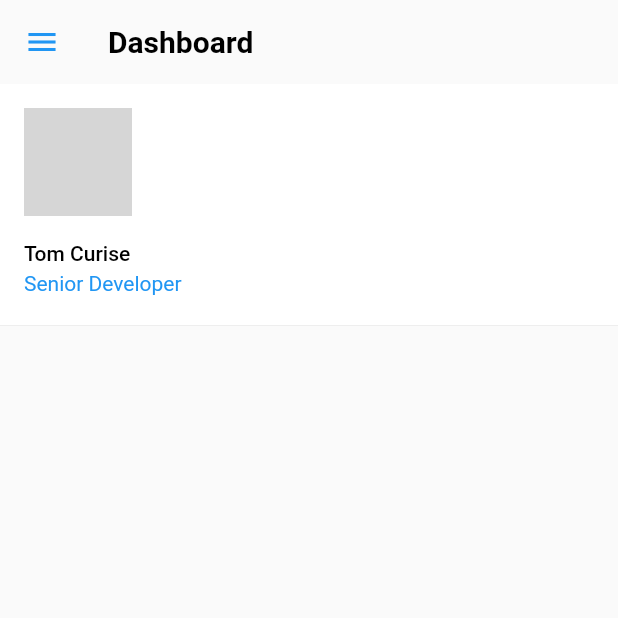
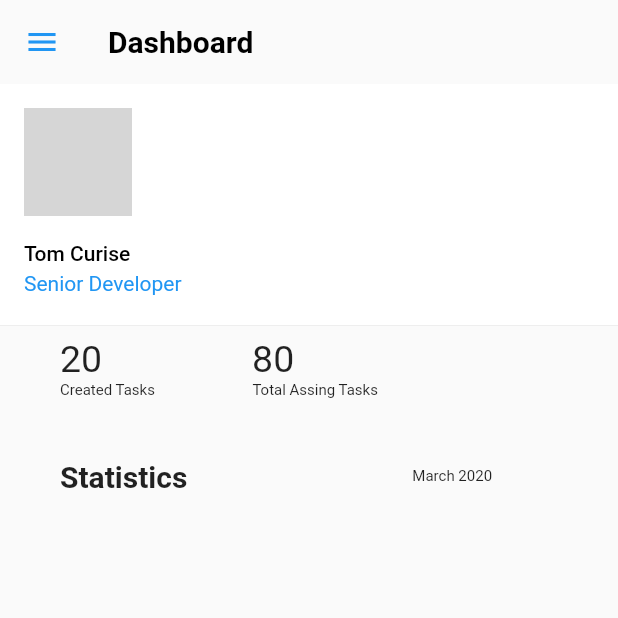
Before and after one commit to KshamaAgrawal/ForTimeStint, a Flutter app: the dashboardPage screen opened directly, on a phone screen of 412 x 824 dp, the top half of it. Run offline on Flutter 3.47's test engine with Material 2 defaults, Android fonts, the phone set to English and light mode, and no system bars; network calls fail; grey boxes are pictures that could not be loaded.

Commit message:
add data in dashboard page

```diff
--- a/lib/dashboard.dart
+++ b/lib/dashboard.dart
@@ -22,9 +22,7 @@ class _State extends State<dashboardPage> {
         elevation: 0.0,
         title: Text('Dashboard', style: TextStyle(color: Colors.black, fontSize: 20, fontWeight: FontWeight.bold),),
       ),
-      body: Center(
-        child: ListView(
-          children: <Widget>[
+       body: Column(children: <Widget>[
             new UserAccountsDrawerHeader(
               decoration: BoxDecoration(
                 color: Colors.white,
@@ -37,8 +35,44 @@ class _State extends State<dashboardPage> {
                 ),
               ),
             ),
+            Row(
+              children: <Widget>[
+              	Container(
+              		padding: EdgeInsets.fromLTRB(40, 0, 0, 0),
+              		child: Text('20', style: TextStyle(fontSize: 25),),
+              	),
+              	Container(
+              		padding: EdgeInsets.fromLTRB(100, 0, 0, 0),
+              		child: Text('80', style: TextStyle(fontSize: 25),),
+              	),
+              ],
+            ),
+            Row(
+              children: <Widget>[
+              	Container(
+              		padding: EdgeInsets.fromLTRB(40, 0, 0, 0),
+              		child: Text('Created Tasks', style: TextStyle(fontSize: 10),),
+              	),
+              	Container(
+              		padding: EdgeInsets.fromLTRB(65, 0, 0, 0),
+              		child: Text('Total Assing Tasks', style: TextStyle(fontSize: 10),),
+              	),
+              ],
+            ),
+            Row(
+              children: <Widget>[
+              	Container(
+              		padding: EdgeInsets.fromLTRB(40, 40, 0, 0),
+              		child: Text('Statistics', style: TextStyle(fontSize: 20, fontWeight: FontWeight.bold),),
+              	),
+              	Container(
+              		padding: EdgeInsets.fromLTRB(150, 40, 0, 0),
+              		child: Text('March 2020', style: TextStyle(fontSize: 10),),
+              	),
+              ],
+            ),
           ],
-        ),
+
       ),
             drawer: Drawer(
 
```
